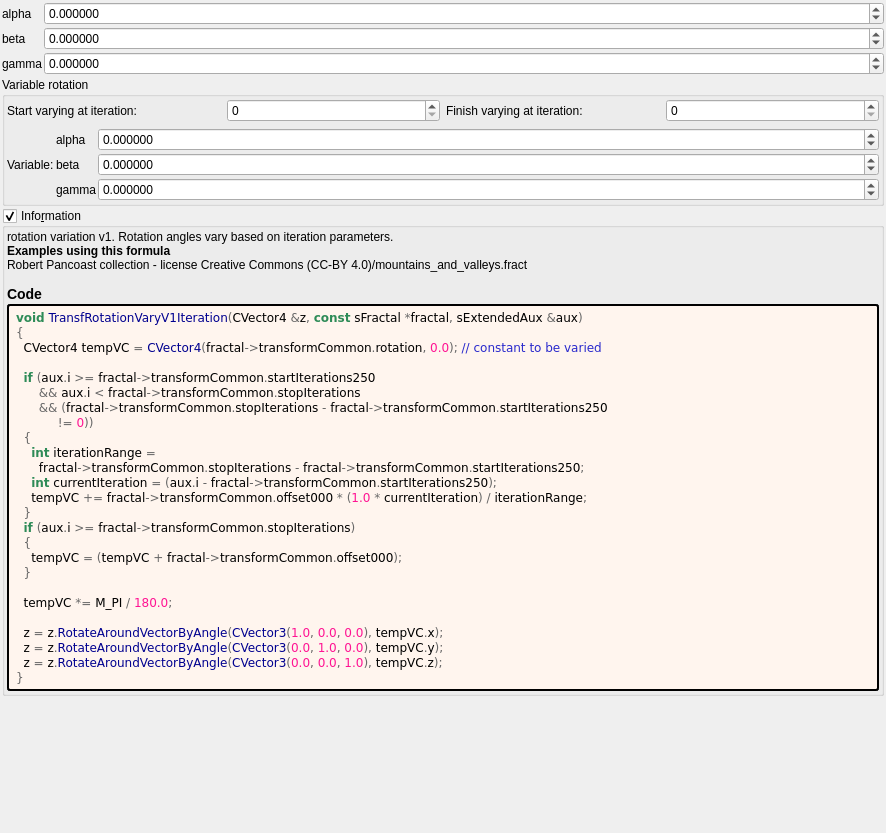
Old version of the form mandelbulber2/formula/ui/fractal_transf_rotation_vary_v1.ui in the repository buddhi1980/mandelbulber2.
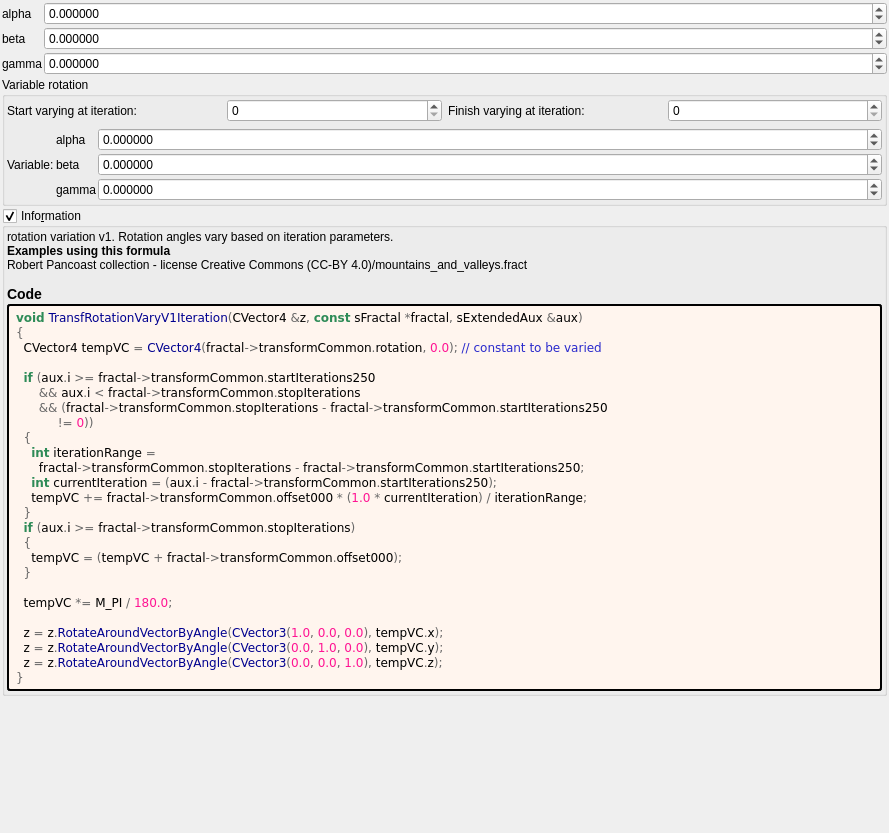
New version of the form. Custom widgets are drawn as their Qt base class.

Commit message: Update transf rotationvary v1

```diff
--- a/mandelbulber2/formula/ui/fractal_transf_rotation_vary_v1.ui
+++ b/mandelbulber2/formula/ui/fractal_transf_rotation_vary_v1.ui
@@ -6,7 +6,7 @@
    <rect>
     <x>0</x>
     <y>0</y>
-    <width>886</width>
+    <width>889</width>
     <height>833</height>
    </rect>
   </property>
```
Left out of the diff: 6 changed lines with no effect on the pictures. The commit also changes 1 other file.
